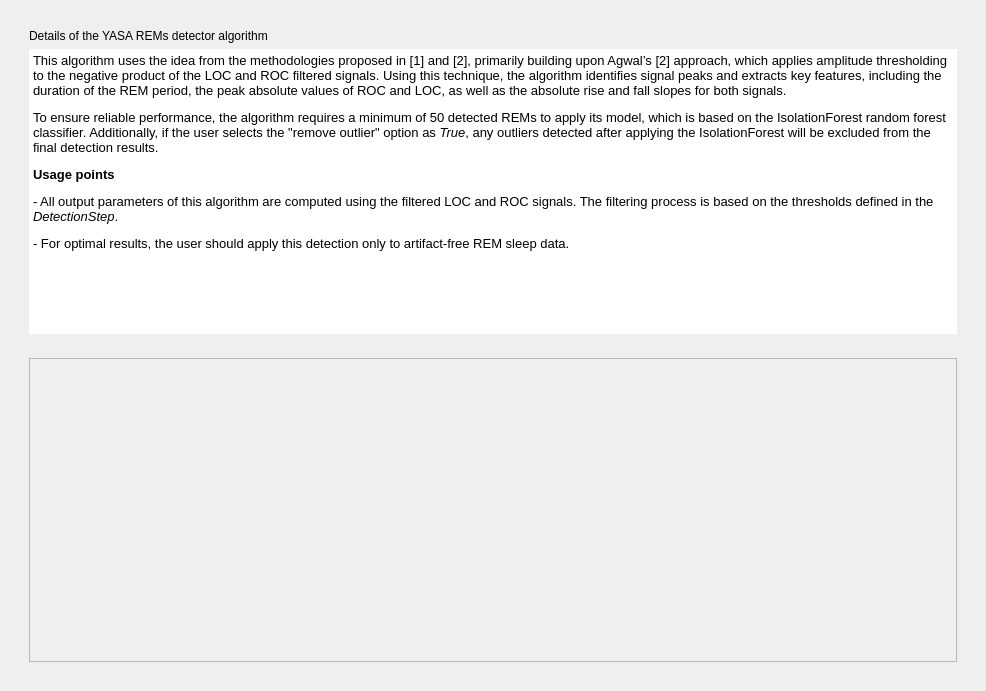
Before: the Qt Designer form tools/RapidEyeMovementTools/REMsDetectorYASA/AlgorithmDetail/Ui_AlgorithmDetail.ui in mhazad99/Rapid-Eye-Movement, drawn with Qt 5.
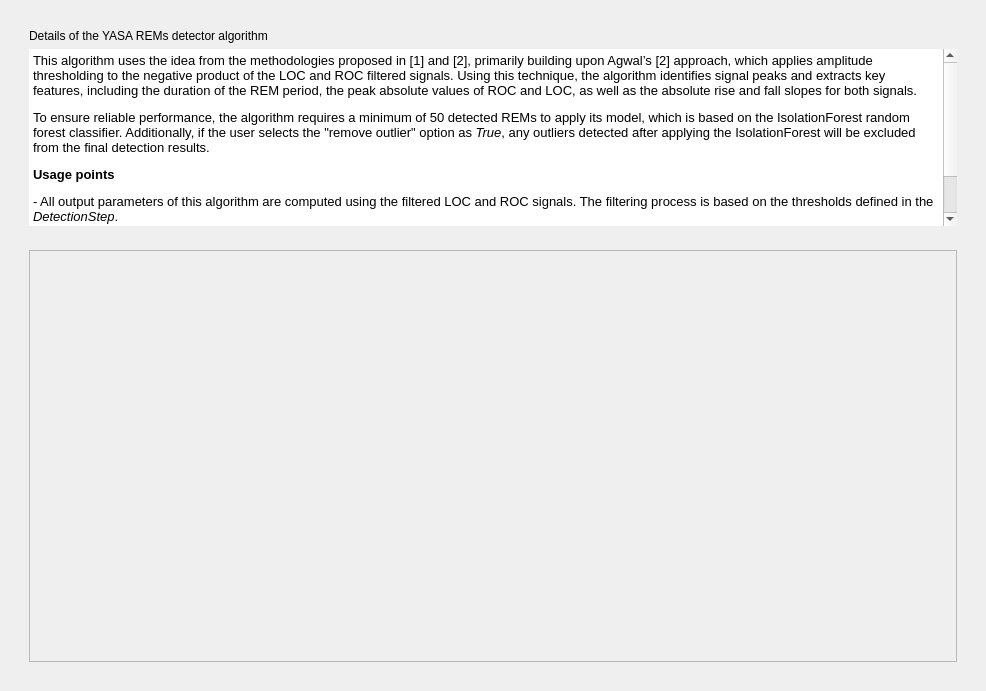
After: the same form once the commit is applied. Icons and pictures are not drawn.

Diff of the .ui file:
```diff
--- a/tools/RapidEyeMovementTools/REMsDetectorYASA/AlgorithmDetail/Ui_AlgorithmDetail.ui
+++ b/tools/RapidEyeMovementTools/REMsDetectorYASA/AlgorithmDetail/Ui_AlgorithmDetail.ui
@@ -30,9 +30,15 @@
        <property name="lineWidth">
         <number>0</number>
        </property>
-       <layout class="QVBoxLayout" name="verticalLayout_2">
+       <layout class="QVBoxLayout" name="verticalLayout_2" stretch="1,2">
         <item>
          <widget class="QFrame" name="frame_2">
+          <property name="sizePolicy">
+           <sizepolicy hsizetype="Expanding" vsizetype="Expanding">
+            <horstretch>0</horstretch>
+            <verstretch>0</verstretch>
+           </sizepolicy>
+          </property>
           <property name="frameShape">
            <enum>QFrame::NoFrame</enum>
           </property>
@@ -80,6 +86,12 @@
         </item>
         <item>
          <widget class="QFrame" name="frame_3">
+          <property name="sizePolicy">
+           <sizepolicy hsizetype="Expanding" vsizetype="Expanding">
+            <horstretch>0</horstretch>
+            <verstretch>0</verstretch>
+           </sizepolicy>
+          </property>
           <property name="frameShape">
            <enum>QFrame::NoFrame</enum>
           </property>
@@ -97,8 +109,8 @@
                <rect>
                 <x>0</x>
                 <y>0</y>
-                <width>895</width>
-                <height>415</height>
+                <width>1342</width>
+                <height>480</height>
                </rect>
               </property>
               <layout class="QVBoxLayout" name="verticalLayout_5">
```
